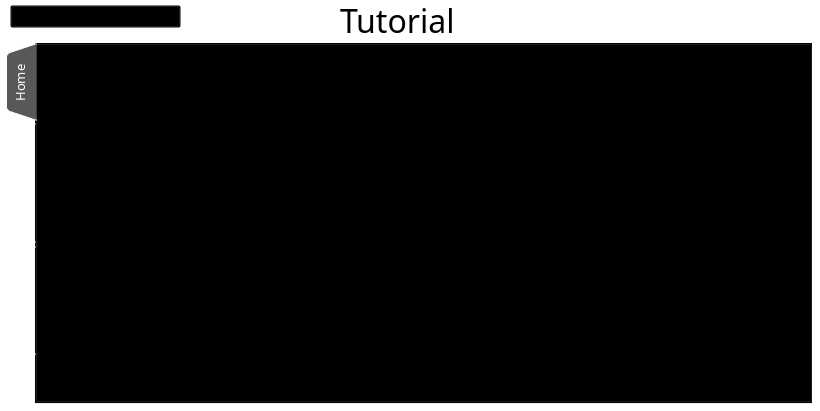
This is Tasuke/TutorialWidget.ui in mushopea/Tasuke as Qt 5 draws it before an edit. The edited form follows.
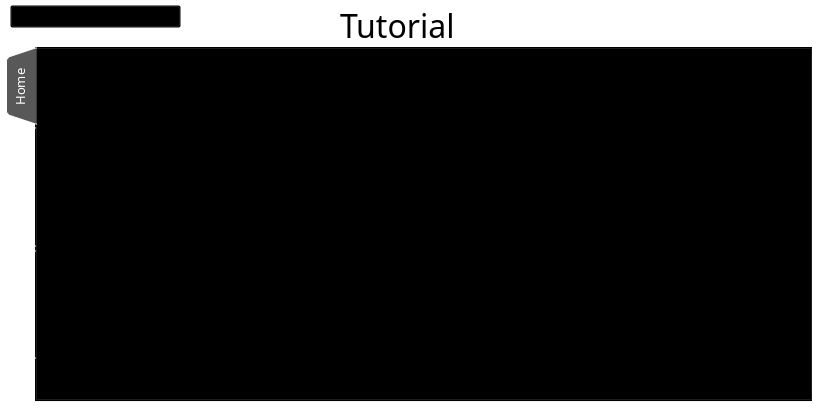
This is the edited form. The open tabs and pages were chosen to show the change.

Commit message: Animated the transition from taskwindow to tutorial widget. test it out by typing 'Help', then going back :D

The edit to the form file:
```diff
--- a/Tasuke/TutorialWidget.ui
+++ b/Tasuke/TutorialWidget.ui
@@ -20,9 +20,9 @@
    <property name="geometry">
     <rect>
      <x>5</x>
-     <y>43</y>
+     <y>47</y>
      <width>808</width>
-     <height>361</height>
+     <height>355</height>
     </rect>
    </property>
    <property name="palette">
@@ -315,7 +315,7 @@
    <property name="geometry">
     <rect>
      <x>340</x>
-     <y>0</y>
+     <y>5</y>
      <width>131</width>
      <height>41</height>
     </rect>
```
Left out of the diff: 2 changed lines with no effect on the pictures. The commit also changes 14 other files.
